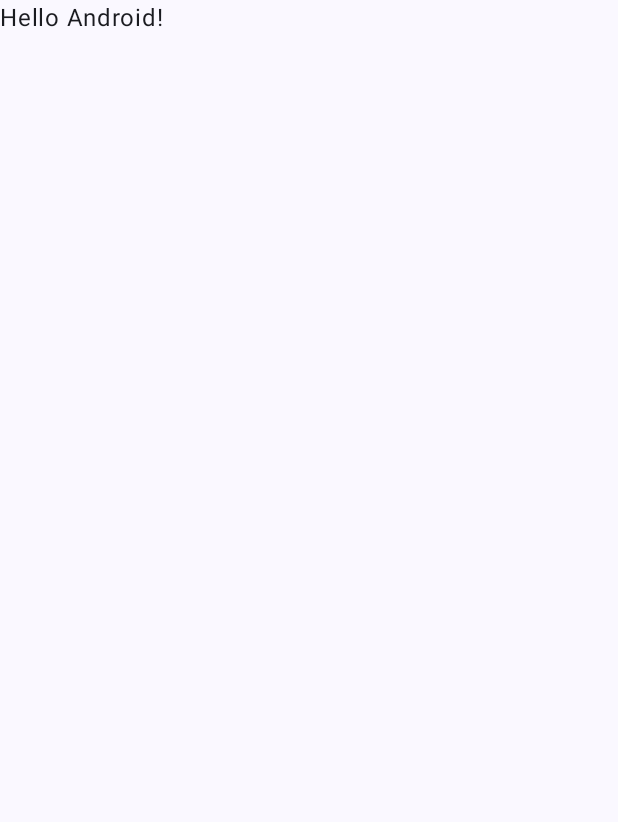
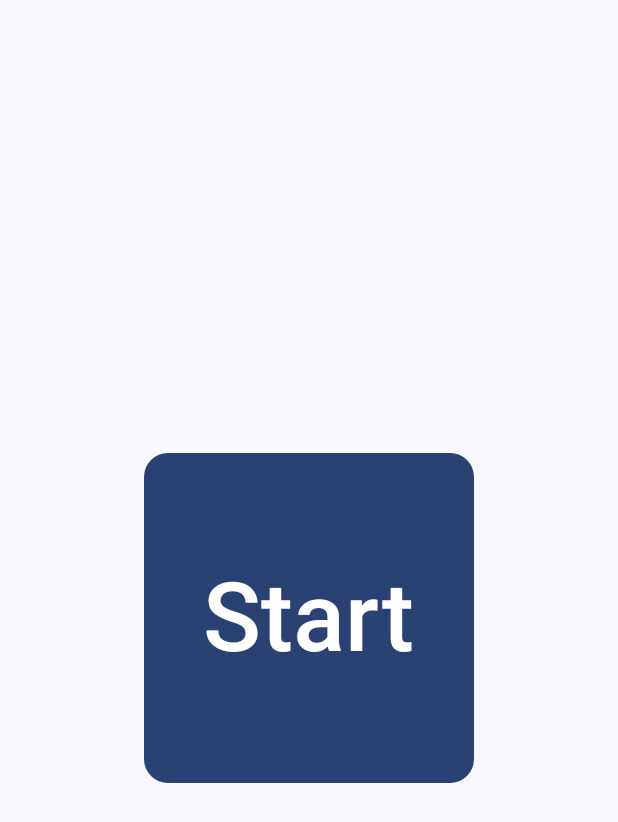
Before and after one commit to syorito-hatsuki/quiz, an Android app built with Jetpack Compose: the screen it shows after launch (MainActivity), on a phone screen of 412 x 824 dp. Before the commit the part shown is almost empty. Shown: the top 822 px of the screen. Run offline under Robolectric (Android 15) with nearby library versions, the phone set to English and light mode, and no system bars.

```diff
--- a/app/src/main/java/dev/syoritohatsuki/quiz/MainActivity.kt
+++ b/app/src/main/java/dev/syoritohatsuki/quiz/MainActivity.kt
@@ -5,12 +5,10 @@ import androidx.activity.ComponentActivity
 import androidx.activity.compose.setContent
 import androidx.activity.enableEdgeToEdge
 import androidx.compose.foundation.layout.fillMaxSize
-import androidx.compose.foundation.layout.padding
 import androidx.compose.material3.Scaffold
-import androidx.compose.material3.Text
-import androidx.compose.runtime.Composable
 import androidx.compose.ui.Modifier
-import androidx.compose.ui.tooling.preview.Preview
+import androidx.navigation.compose.rememberNavController
+import dev.syoritohatsuki.quiz.ui.components.NavigationHost
 import dev.syoritohatsuki.quiz.ui.theme.QuizTheme
 
 class MainActivity : ComponentActivity() {
@@ -19,29 +17,11 @@ class MainActivity : ComponentActivity() {
         enableEdgeToEdge()
         setContent {
             QuizTheme {
+                val navController = rememberNavController()
                 Scaffold(modifier = Modifier.fillMaxSize()) { innerPadding ->
-                    Greeting(
-                        name = "Android",
-                        modifier = Modifier.padding(innerPadding)
-                    )
+                    NavigationHost(navController, innerPadding)
                 }
             }
         }
     }
 }
-
-@Composable
-fun Greeting(name: String, modifier: Modifier = Modifier) {
-    Text(
-        text = "Hello $name!",
-        modifier = modifier
-    )
-}
-
-@Preview(showBackground = true)
-@Composable
-fun GreetingPreview() {
-    QuizTheme {
-        Greeting("Android")
-    }
-}
```
